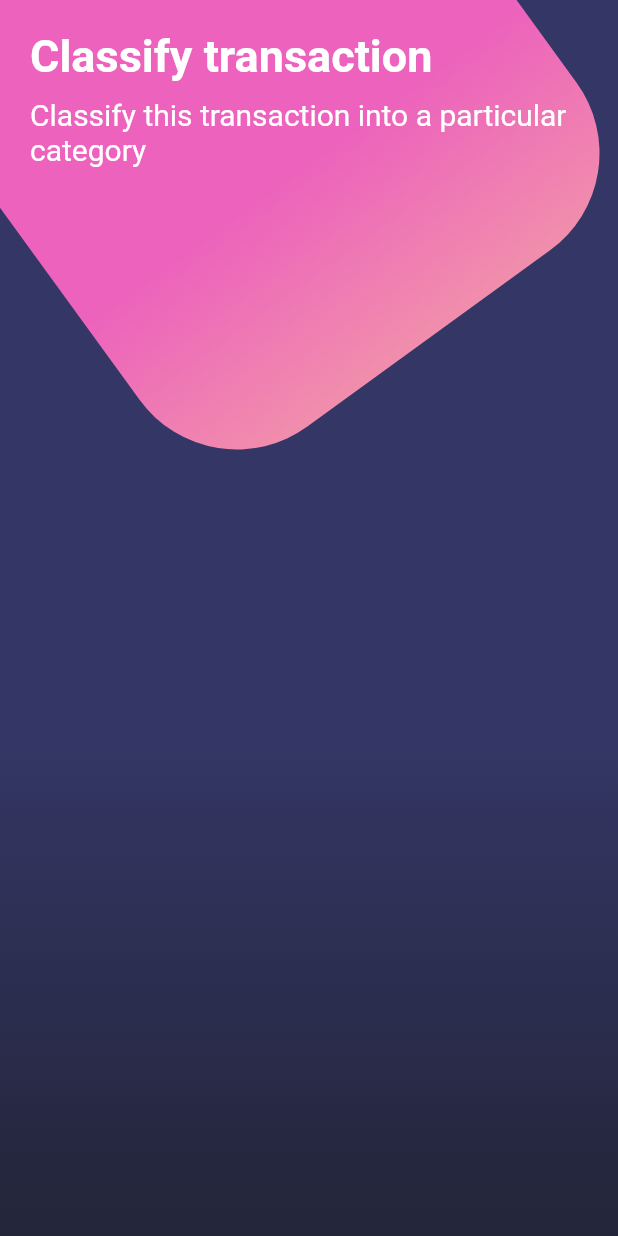
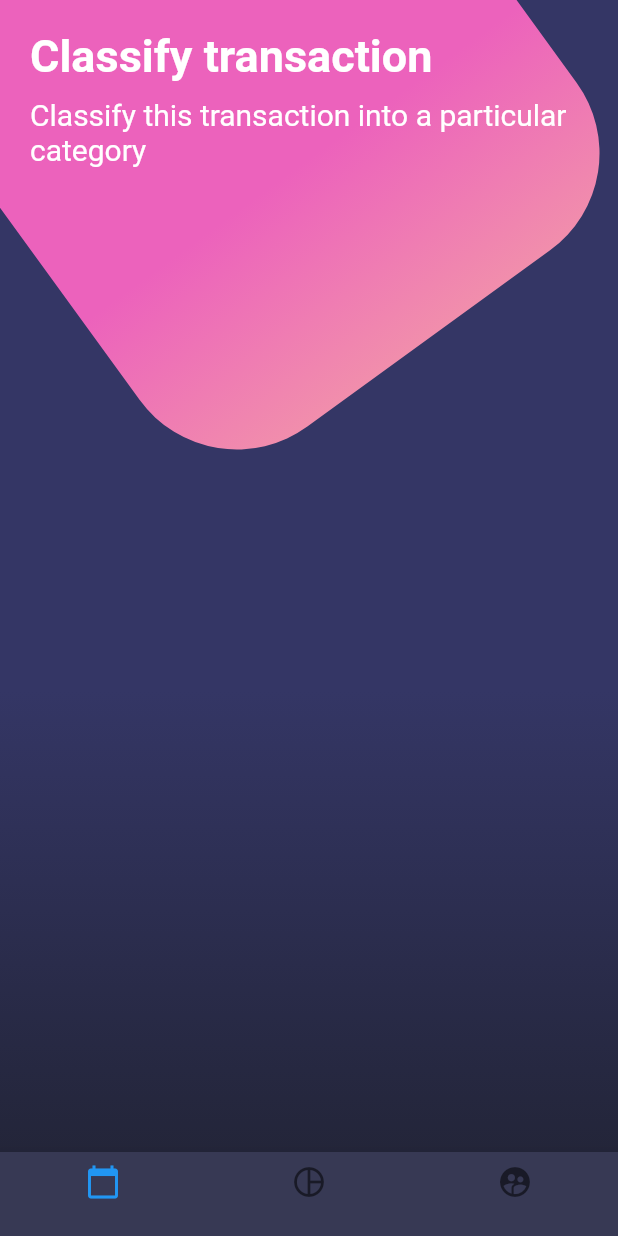
Before and after one commit to bryansrm/flutter_designs_1, a Flutter app: the screen it shows after launch, on a phone screen of 412 x 824 dp. Run offline on Flutter 3.47's test engine with Material 2 defaults, Android fonts, the phone set to English and light mode, and no system bars.

Commit message:
add custom bottomNavigation with theme

```diff
--- a/lib/src/pages/botones_page.dart
+++ b/lib/src/pages/botones_page.dart
@@ -24,7 +24,24 @@ class BotonesPage extends StatelessWidget {
             )
           ),
         ],
-      )
+      ),
+      bottomNavigationBar: _bottomNavigationBar(context),
+      // bottomNavigationBar: BottomNavigationBar(
+      //   items: <BottomNavigationBarItem>[
+      //     BottomNavigationBarItem(
+      //       icon: Icon( Icons.calendar_today ),
+      //       title: Container()
+      //     ),
+      //     BottomNavigationBarItem(
+      //       icon: Icon( Icons.pie_chart_outlined ),
+      //       title: Container()
+      //     ),
+      //     BottomNavigationBarItem(
+      //       icon: Icon( Icons.supervised_user_circle ),
+      //       title: Container()
+      //     ),
+      //   ],
+      // ),
     );
   }
 
@@ -105,5 +122,34 @@ class BotonesPage extends StatelessWidget {
 
   }
 
+  Widget _bottomNavigationBar(BuildContext context){
+
+    return Theme(
+      data: Theme.of(context).copyWith(
+        canvasColor: Color.fromRGBO(55, 57, 84, 1.0),
+        primaryColor: Colors.pinkAccent,
+        textTheme: Theme.of(context).textTheme.copyWith(
+          caption: TextStyle( color: Color.fromRGBO(116, 117, 152, 1.0) )
+        )
+      ),
+      child: BottomNavigationBar(
+        items: <BottomNavigationBarItem>[
+          BottomNavigationBarItem(
+            icon: Icon( Icons.calendar_today ),
+            title: Container()
+          ),
+          BottomNavigationBarItem(
+            icon: Icon( Icons.pie_chart_outlined ),
+            title: Container()
+          ),
+          BottomNavigationBarItem(
+            icon: Icon( Icons.supervised_user_circle ),
+            title: Container()
+          ),
+        ]
+      )
+    );
+
+  }
 
 }
```
